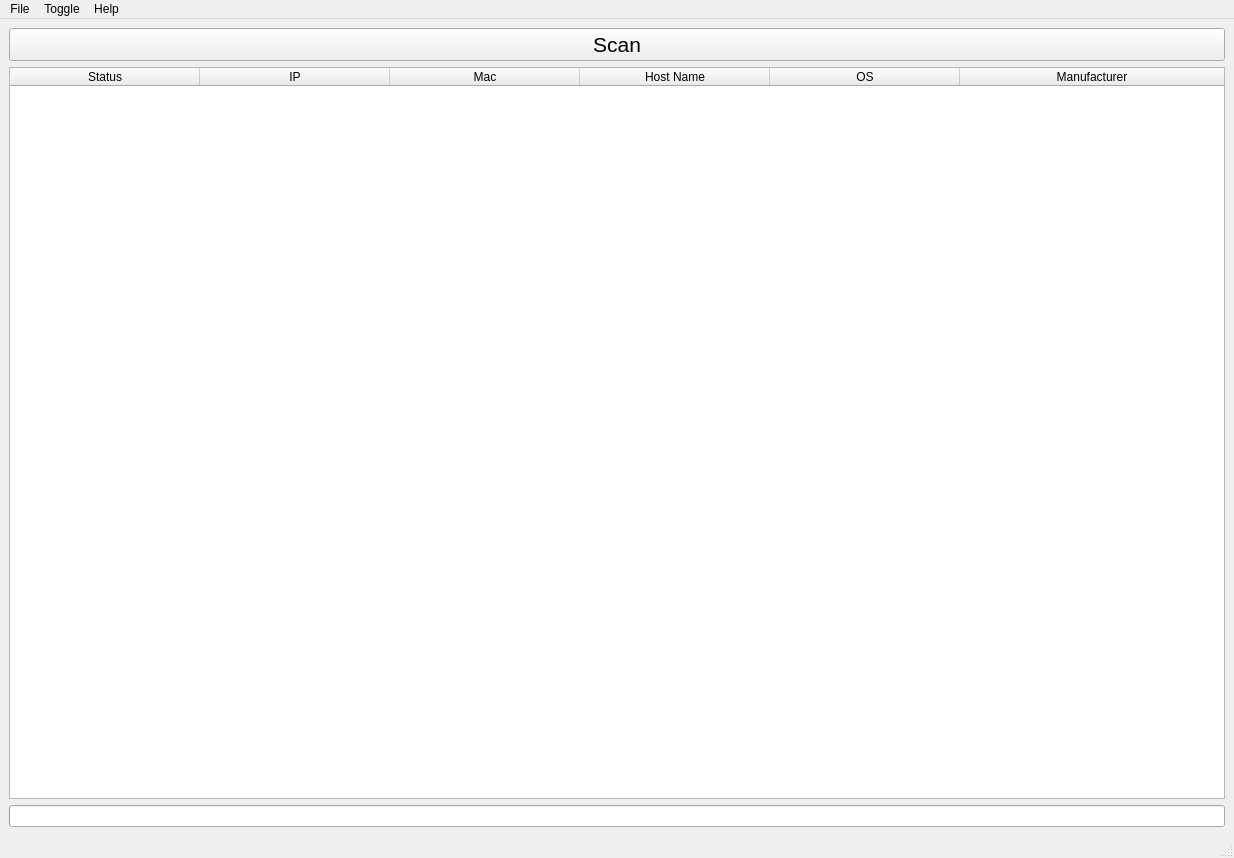
Above: App.ui from nwaf209/Ping-sweeper-and-port-scanning before the change. Below: the same form after it.
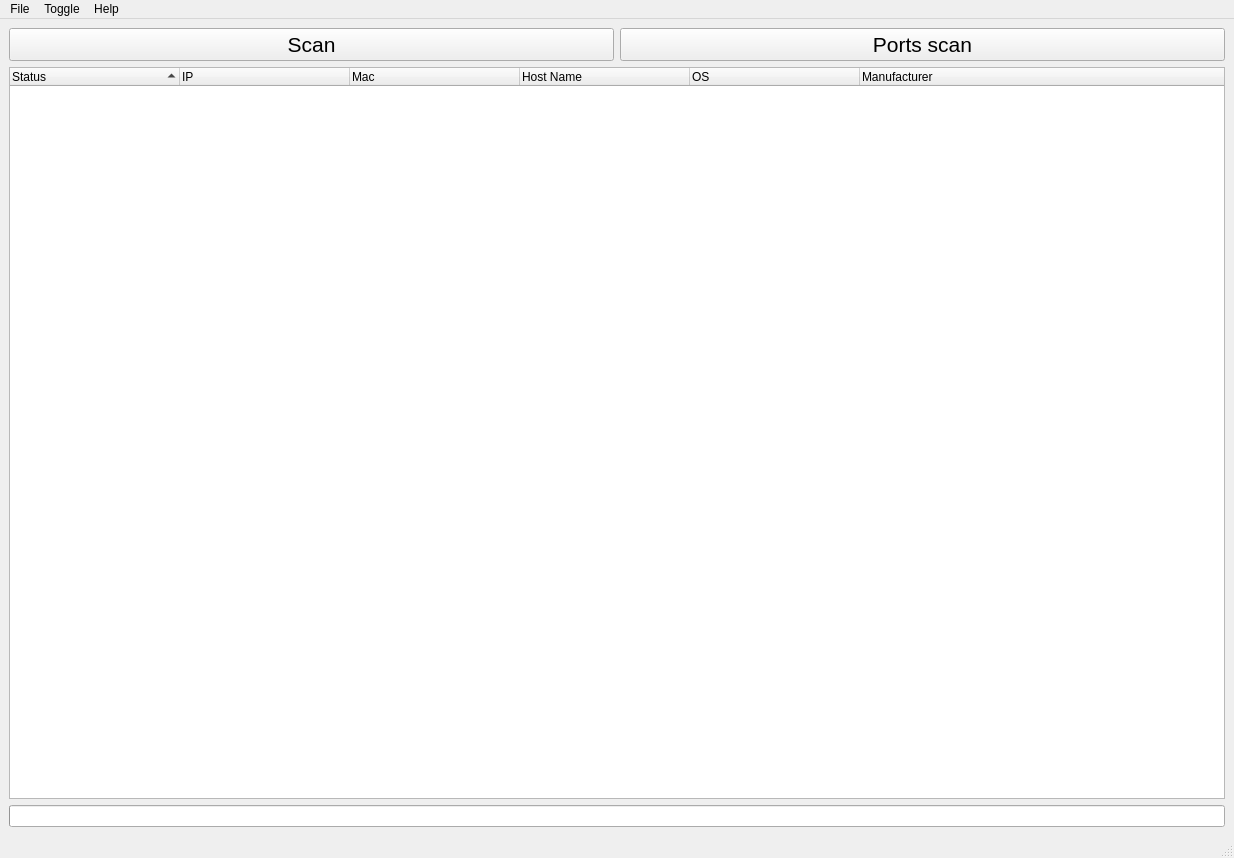
That is the form after the change.

Commit message: - changed table widget to tree widget - some nmap testing

Patch:
```diff
--- a/App.ui
+++ b/App.ui
@@ -40,7 +40,7 @@
   <widget class="QWidget" name="centralwidget">
    <layout class="QGridLayout" name="gridLayout">
     <item row="0" column="0">
-     <layout class="QVBoxLayout" name="verticalLayout" stretch="0,1,0">
+     <layout class="QVBoxLayout" name="verticalLayout" stretch="0,0,0">
       <item>
        <layout class="QHBoxLayout" name="horizontalLayout_6">
         <property name="topMargin">
@@ -70,10 +70,22 @@
           </property>
          </widget>
         </item>
+        <item>
+         <widget class="QPushButton" name="pushButton_2">
+          <property name="font">
+           <font>
+            <pointsize>16</pointsize>
+           </font>
+          </property>
+          <property name="text">
+           <string>Ports scan</string>
+          </property>
+         </widget>
+        </item>
        </layout>
       </item>
       <item>
-       <widget class="QTableWidget" name="tableWidget">
+       <widget class="QTreeWidget" name="treeWidget">
         <property name="enabled">
          <bool>true</bool>
         </property>
@@ -86,21 +98,15 @@
         <attribute name="horizontalHeaderCascadingSectionResizes">
          <bool>true</bool>
         </attribute>
-        <attribute name="horizontalHeaderDefaultSectionSize">
-         <number>190</number>
+        <attribute name="headerDefaultSectionSize">
+         <number>170</number>
         </attribute>
-        <attribute name="horizontalHeaderStretchLastSection">
+        <attribute name="headerHighlightSections">
          <bool>true</bool>
         </attribute>
-        <attribute name="verticalHeaderCascadingSectionResizes">
+        <attribute name="headerShowSortIndicator" stdset="0">
          <bool>true</bool>
         </attribute>
-        <attribute name="verticalHeaderShowSortIndicator" stdset="0">
-         <bool>true</bool>
-        </attribute>
-        <attribute name="verticalHeaderStretchLastSection">
-         <bool>false</bool>
-        </attribute>
         <column>
          <property name="text">
           <string>Status</string>
```
Left out of the diff: 2 changed lines with no effect on the pictures. The commit also changes 3 other files.
